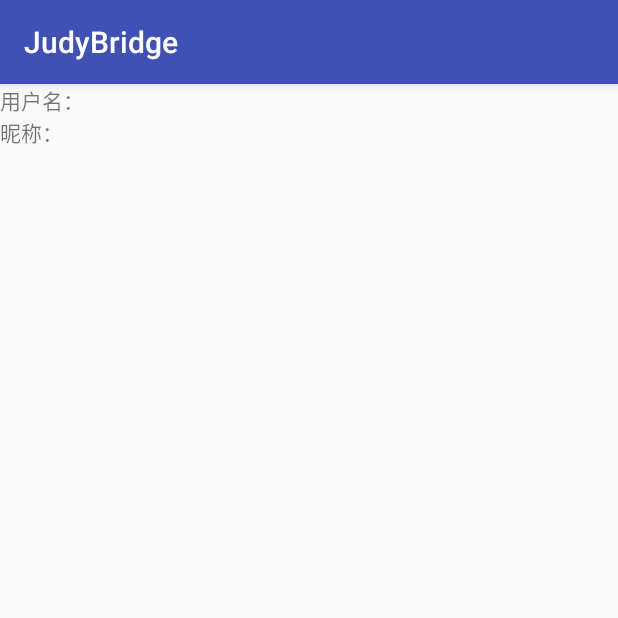
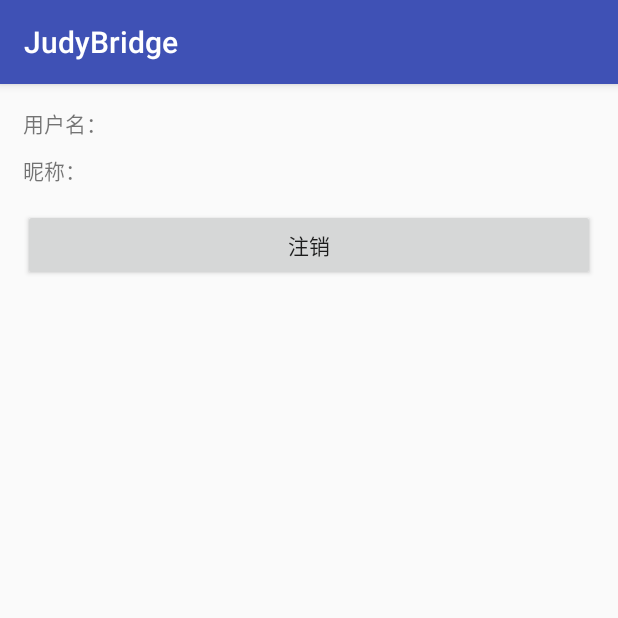
Before and after one commit to Walkud/JudyBridge, an Android app: the UserCenterActivity screen opened directly, with no data from a screen before it, on a phone screen of 412 x 824 dp, the top half of it. Run offline under Robolectric (Android 15) with nearby library versions, the light colour scheme and no system bars; 3 statements that could not run were skipped.

Commit message:
添加demo 演示代码

```diff
--- /dev/null
+++ b/BaseLib/src/main/java/com/walkud/judy/lib/base/BaseActivity.java
@@ -0,0 +1,20 @@
+package com.walkud.judy.lib.base;
+
+import android.support.v7.app.AppCompatActivity;
+import android.widget.Toast;
+
+/**
+ * Activity基类
+ * Created by Zhuliya on 2018/8/30
+ */
+public class BaseActivity extends AppCompatActivity {
+
+    /**
+     * 显示Toast
+     *
+     * @param msg
+     */
+    public void showToast(String msg) {
+        Toast.makeText(this, msg, Toast.LENGTH_SHORT).show();
+    }
+}
--- a/module/ModuleA/src/main/java/com/walkud/modue/a/UserCenterActivity.java
+++ b/module/ModuleA/src/main/java/com/walkud/modue/a/UserCenterActivity.java
@@ -3,31 +3,73 @@ package com.walkud.modue.a;
 import android.os.Bundle;
 import android.support.annotation.Nullable;
 import android.support.v7.app.AppCompatActivity;
+import android.view.View;
+import android.widget.Button;
 import android.widget.TextView;
 
 import com.walkud.judy.api.Judy;
+import com.walkud.judy.lib.base.BaseActivity;
 import com.walkud.judy.lib.bean.User;
+import com.walkud.judy.lib.common.JudyHelper;
 import com.walkud.judy.lib.judy.LoginJudyBridge;
 
 /**
  * 个人中心
  * Created by Zhuliya on 2018/8/23
  */
-public class UserCenterActivity extends AppCompatActivity {
+public class UserCenterActivity extends BaseActivity {
+
+    private TextView userNameTv;
+    private TextView nickTv;
+    private Button button;
 
     @Override
     protected void onCreate(@Nullable Bundle savedInstanceState) {
         super.onCreate(savedInstanceState);
         setContentView(R.layout.activity_user_center);
 
+        bindView();
+        init();
+        addListener();
+    }
 
-        TextView userNameTv = findViewById(R.id.user_name_tv);
-        TextView nickTv = findViewById(R.id.nick_tv);
+    /**
+     * 绑定View
+     */
+    private void bindView() {
+        userNameTv = findViewById(R.id.user_name_tv);
+        nickTv = findViewById(R.id.nick_tv);
+        button = findViewById(R.id.logou_btn);
+    }
 
-
-        User user = Judy.getBridge(LoginJudyBridge.class).getUser();
+    /**
+     * 初始化
+     */
+    private void init() {
+        User user = JudyHelper.getLoginJudyBridge().getUser();
 
         userNameTv.setText(user.getName());
         nickTv.setText(user.getNick());
     }
+
+    /**
+     * 添加事件
+     */
+    private void addListener() {
+        button.setOnClickListener(new View.OnClickListener() {
+            @Override
+            public void onClick(View view) {
+                logout();
+            }
+        });
+    }
+
+    /**
+     * 注销
+     */
+    private void logout() {
+        JudyHelper.getLoginJudyBridge().logout();
+        showToast("注销成功");
+        finish();
+    }
 }
--- a/module/ModuleA/src/main/java/com/walkud/modue/a/judy/ModuleAJudy.java
+++ b/module/ModuleA/src/main/java/com/walkud/modue/a/judy/ModuleAJudy.java
@@ -5,6 +5,7 @@ import android.content.Intent;
 
 import com.walkud.judy.api.Judy;
 import com.walkud.judy.api.annontations.JudyBridge;
+import com.walkud.judy.lib.common.JudyHelper;
 import com.walkud.judy.lib.judy.LoginJudyBridge;
 import com.walkud.modue.a.UserCenterActivity;
 
@@ -21,12 +22,12 @@ public class ModuleAJudy {
      * @param activity
      */
     public void forwordUserCenter(Activity activity) {
-        if (Judy.getBridge(LoginJudyBridge.class).isLogin()) {
+        if (JudyHelper.getLoginJudyBridge().isLogin()) {
             //进入个人中心
             activity.startActivity(new Intent(activity, UserCenterActivity.class));
         } else {
             //未登录，进入登录页面
-            Judy.getBridge(LoginJudyBridge.class).forwrodLogin(activity);
+            JudyHelper.getLoginJudyBridge().forwrodLogin(activity);
         }
     }
 }
--- a/module/ModuleA/src/main/res/layout/activity_user_center.xml
+++ b/module/ModuleA/src/main/res/layout/activity_user_center.xml
@@ -2,7 +2,8 @@
 <LinearLayout xmlns:android="http://schemas.android.com/apk/res/android"
     android:layout_width="match_parent"
     android:layout_height="match_parent"
-    android:orientation="vertical">
+    android:orientation="vertical"
+    android:padding="15dp">
 
     <LinearLayout
         android:layout_width="match_parent"
@@ -26,6 +27,7 @@
     <LinearLayout
         android:layout_width="match_parent"
         android:layout_height="wrap_content"
+        android:layout_marginTop="10dp"
         android:orientation="horizontal">
 
         <TextView
@@ -42,4 +44,11 @@
 
     </LinearLayout>
 
+    <Button
+        android:id="@+id/logou_btn"
+        android:layout_width="match_parent"
+        android:layout_height="wrap_content"
+        android:layout_marginTop="15dp"
+        android:text="注销" />
+
 </LinearLayout>
```
Also changed, not shown: BaseLib/src/main/java/com/walkud/judy/lib/common/JudyHelper.java (added, +31 -0 lines), app/src/main/java/com/walkud/judy/bridge/MainActivity.java (+5 -3 lines), module/ModuleLogin/src/main/java/com/walkud/judy/login/LoginActivity.java (+24 -6 lines), module/ModuleLogin/src/main/java/com/walkud/judy/login/judy/LoginJudy.java (+7 -0 lines).
